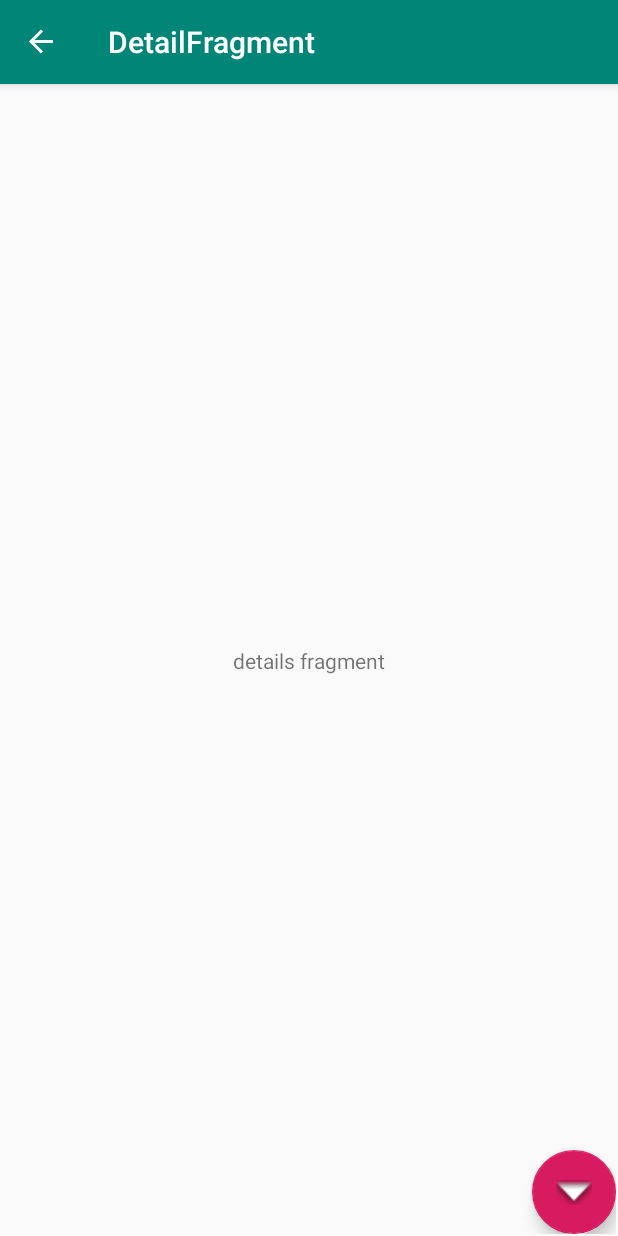
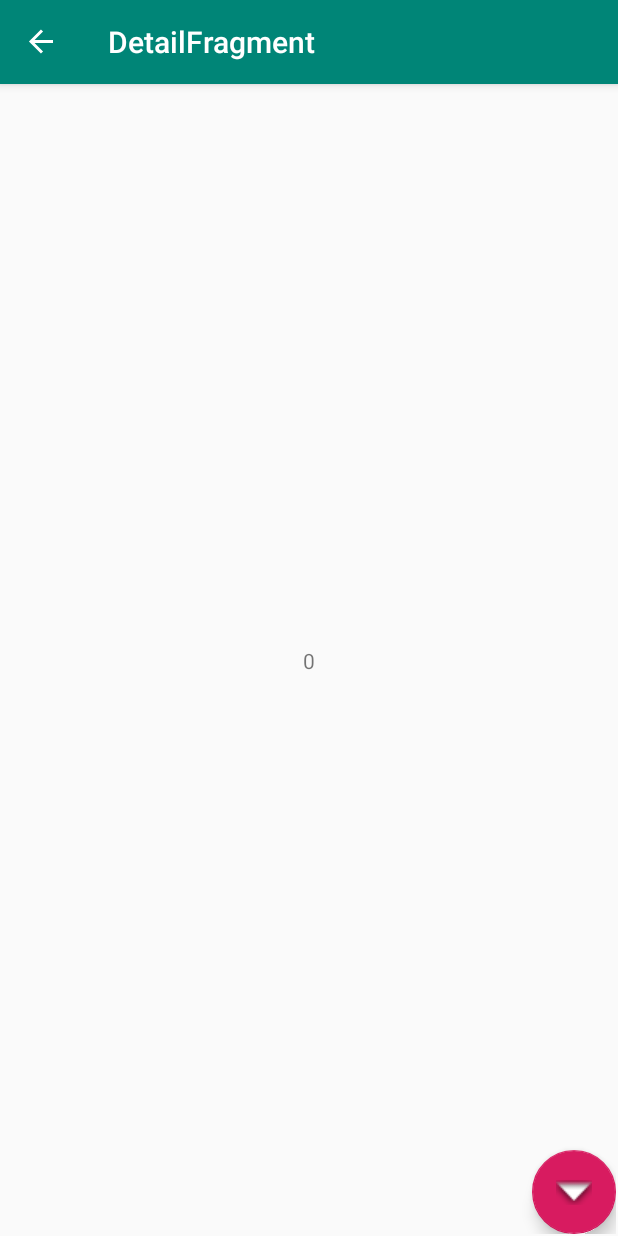
Before and after one commit to ionutlearning/jetpackOne, an Android app: the DetailFragment screen opened through its navigation route, on a phone screen of 412 x 824 dp. Run offline under Robolectric (Android 15) with nearby library versions, the phone set to English and light mode, and no system bars; our stand-ins replace data binding, navigation-ui.

Commit message:
nav 3 - args

```diff
--- a/app/src/main/java/com/example/jetpackone/view/DetailFragment.kt
+++ b/app/src/main/java/com/example/jetpackone/view/DetailFragment.kt
@@ -16,7 +16,7 @@ import kotlinx.android.synthetic.main.fragment_list.*
  * A simple [Fragment] subclass.
  */
 class DetailFragment : Fragment() {
-
+private var uuid : Int = 0
     override fun onCreateView(
         inflater: LayoutInflater, container: ViewGroup?,
         savedInstanceState: Bundle?
@@ -27,6 +27,12 @@ class DetailFragment : Fragment() {
 
     override fun onViewCreated(view: View, savedInstanceState: Bundle?) {
         super.onViewCreated(view, savedInstanceState)
+
+        arguments?.let {
+            uuid = DetailFragmentArgs.fromBundle(it).dogUuid
+            detailTv.text = uuid.toString()
+        }
+
         buttonList.setOnClickListener {
             val action = DetailFragmentDirections.actionListFragment()
             Navigation.findNavController(it).navigate(action)
--- a/app/src/main/java/com/example/jetpackone/view/ListFragment.kt
+++ b/app/src/main/java/com/example/jetpackone/view/ListFragment.kt
@@ -28,6 +28,7 @@ class ListFragment : Fragment() {
         super.onViewCreated(view, savedInstanceState)
         buttonDetails.setOnClickListener {
             val action = ListFragmentDirections.actionDetailFragment()
+            action.dogUuid = 10
             Navigation.findNavController(it).navigate(action)
         }
     }
--- a/app/src/main/res/layout/fragment_detail.xml
+++ b/app/src/main/res/layout/fragment_detail.xml
@@ -9,7 +9,7 @@
         tools:context=".view.DetailFragment">
 
         <TextView
-            android:id="@+id/textView"
+            android:id="@+id/detailTv"
             android:layout_width="wrap_content"
             android:layout_height="wrap_content"
             android:text="details fragment"
--- a/app/src/main/res/navigation/navigation.xml
+++ b/app/src/main/res/navigation/navigation.xml
@@ -9,7 +9,9 @@
         android:label="ListFragment" >
         <action
             android:id="@+id/actionDetailFragment"
-            app:destination="@id/detailFragment" />
+            app:destination="@id/detailFragment"
+            app:enterAnim="@anim/fragment_fade_enter"
+            app:exitAnim="@anim/fragment_fade_exit" />
     </fragment>
     <fragment
         android:id="@+id/detailFragment"
@@ -18,5 +20,9 @@
         <action
             android:id="@+id/actionListFragment"
             app:destination="@id/listFragment" />
+        <argument
+            android:name="dogUuid"
+            android:defaultValue="0"
+            app:argType="integer" />
     </fragment>
 </navigation>
```
